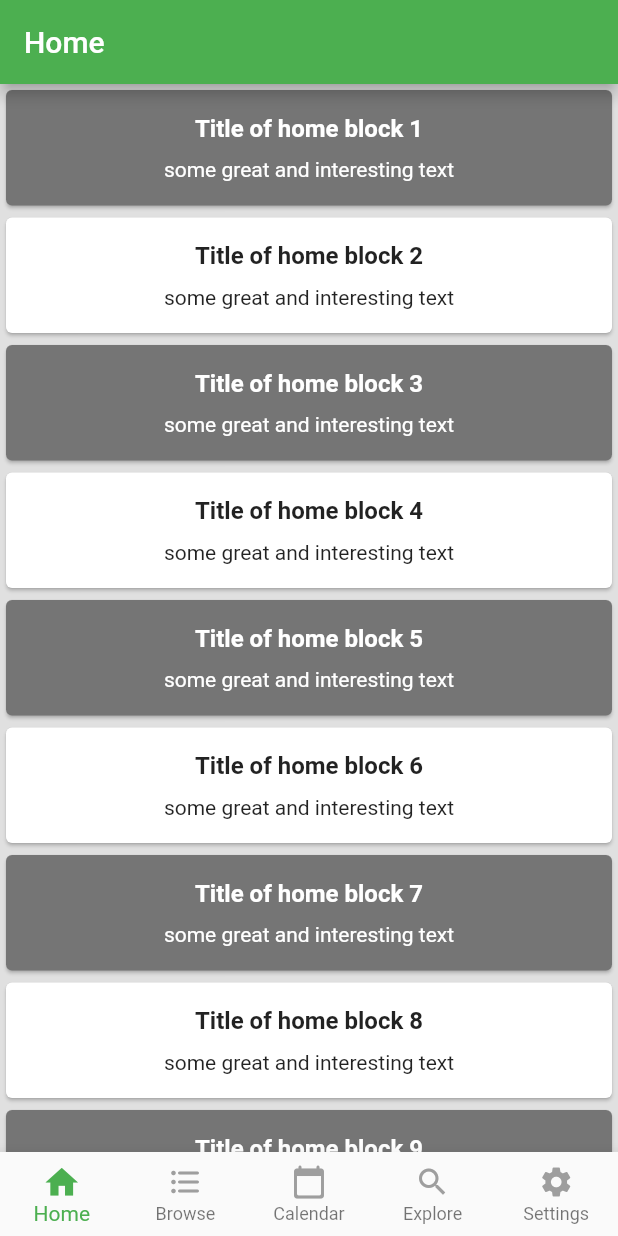
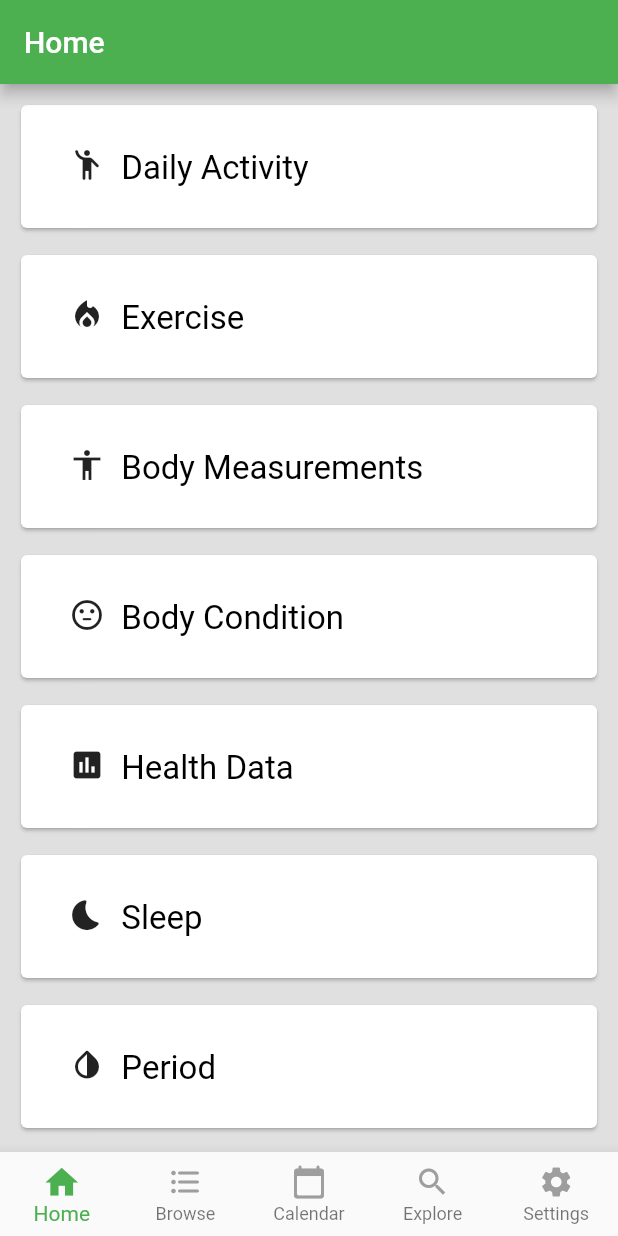
Before and after one commit to wendyzhao-zwx/health_tracker, a Flutter app: the screen it shows after launch, on a phone screen of 412 x 824 dp. Run offline on Flutter 3.47's test engine with Material 2 defaults, Android fonts, the phone set to English and light mode, and no system bars.

Commit message:
add cards

```diff
--- a/lib/home_page.dart
+++ b/lib/home_page.dart
@@ -8,6 +8,26 @@ class HomePage extends StatefulWidget {
 }
 
 class _HomePageState extends State<HomePage> {
+  final List<String> titles = <String>[
+    "  Daily Activity",
+    "  Exercise",
+    "  Body Measurements",
+    "  Body Condition",
+    "  Health Data",
+    "  Sleep",
+    "  Period",
+  ];
+
+  final List<IconData> icons = <IconData>[
+    Icons.emoji_people_rounded,
+    Icons.local_fire_department,
+    Icons.accessibility,
+    Icons.sentiment_neutral_rounded,
+    Icons.insert_chart,
+    Icons.bedtime_rounded,
+    Icons.invert_colors_rounded,
+  ];
+
   @override
   Widget build(BuildContext context) {
     return Scaffold(
@@ -16,29 +36,88 @@ class _HomePageState extends State<HomePage> {
         title: Text('Home'),
       ),
       body: ListView.builder(
-          itemCount: 500,
+          itemCount: 7,
           itemBuilder: (context, index) {
-            return Card(
-                color: index % 2 == 0 ? Colors.grey.shade600 : null,
-                child: Padding(
-                  padding: const EdgeInsets.all(16.0),
-                  child: Column(children: <Widget>[
-                    Text(
-                      'Title of home block ${index + 1}',
-                      style: TextStyle(
-                        fontSize: 16,
-                        fontWeight: FontWeight.bold,
-                        color: index % 2 == 0 ? Colors.white : null,
-                      ),
-                    ),
-                    SizedBox(height: 10),
-                    Text('some great and interesting text',
-                        style: TextStyle(
-                          color: index % 2 == 0 ? Colors.white : null,
-                        ))
-                  ]),
-                ));
+            return Container(
+                padding: EdgeInsets.fromLTRB(10, 10, 10, 0),
+                height: 100,
+                width: double.maxFinite,
+                child: Card(
+                    child: Padding(
+                  padding: const EdgeInsets.only(
+                    left: 32.0,
+                    top: 16.0,
+                    right: 16.0,
+                    bottom: 16.0,
+                  ),
+                  child: Column(
+                      mainAxisAlignment: MainAxisAlignment.center,
+                      children: <Widget>[
+                        Align(
+                          alignment: Alignment.centerLeft,
+                          child: Container(
+                            child: RichText(
+                              text: TextSpan(
+                                children: [
+                                  WidgetSpan(
+                                    child:
+                                        Icon(icons[index]), //cardIcon(index)),
+                                  ),
+                                  TextSpan(
+                                    text: titles[index], //cardTitle(index),
+                                    //textAlign: TextAlign.center,
+                                    style: TextStyle(
+                                      fontSize: 22,
+                                      color: Colors.black,
+                                      // fontWeight: FontWeight.bold,
+                                    ),
+                                  ),
+                                ],
+                              ),
+                            ),
+                            // child: Text(
+                            //   cardTitle(index),
+                            //   //textAlign: TextAlign.center,
+                            //   style: TextStyle(
+                            //     fontSize: 25,
+                            //     // fontWeight: FontWeight.bold,
+                            //   ),
+                            // ),
+                          ),
+                        ),
+                      ]),
+                )));
           }),
+      // body: Container(
+      //   padding: EdgeInsets.fromLTRB(10, 10, 10, 0),
+      //   height: 125,
+      //   width: double.maxFinite,
+      //   child: Card(
+      //       shape: RoundedRectangleBorder(
+      //         borderRadius: BorderRadius.circular(15.0),
+      //       ),
+      //       child: Padding(
+      //         padding: const EdgeInsets.all(20.0),
+      //         child: Column(
+      //             mainAxisAlignment: MainAxisAlignment.center,
+      //             children: <Widget>[
+      //               Align(
+      //                 alignment: Alignment.center,
+      //                 child: Container(
+      //                   child: Text(
+      //                     "Should be left",
+      //                     textAlign: TextAlign.center,
+      //                     style: TextStyle(
+      //                       fontSize: 25,
+      //                       // fontWeight: FontWeight.bold,
+      //                     ),
+      //                   ),
+      //                 ),
+      //               ),
+      //               SizedBox(height: 10),
+      //             ]),
+      //       )),
+      // ),
     );
   }
 }
```
